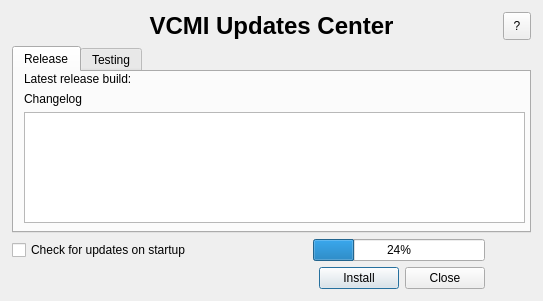
First picture: the form in launcher/updatedialog_moc.ui, repository GeorgeK1ng/vcmi, before the edit.
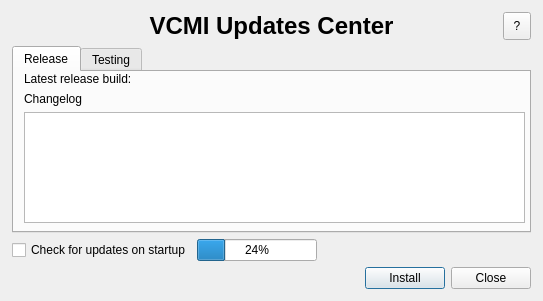
Second picture: the form after the edit.

Commit message: Use bold question-mark help button and right-align actions

Patch:
```diff
--- a/launcher/updatedialog_moc.ui
+++ b/launcher/updatedialog_moc.ui
@@ -160,7 +160,7 @@
      </widget>
     </widget>
    </item>
-   <item row="8" column="2">
+   <item row="8" column="5">
     <widget class="QPushButton" name="installButton">
      <property name="sizePolicy">
       <sizepolicy hsizetype="Preferred" vsizetype="Fixed">
@@ -173,7 +173,7 @@
      </property>
     </widget>
    </item>
-   <item row="8" column="0">
+   <item row="8" column="0" colspan="5">
     <widget class="QLabel" name="downloadLink">
      <property name="sizePolicy">
       <sizepolicy hsizetype="Expanding" vsizetype="Preferred">
@@ -227,7 +227,7 @@
      </property>
     </widget>
    </item>
-   <item row="8" column="3">
+   <item row="8" column="6">
     <widget class="QPushButton" name="closeButton">
      <property name="sizePolicy">
       <sizepolicy hsizetype="Preferred" vsizetype="Fixed">
```
The commit also changes 1 other file.
